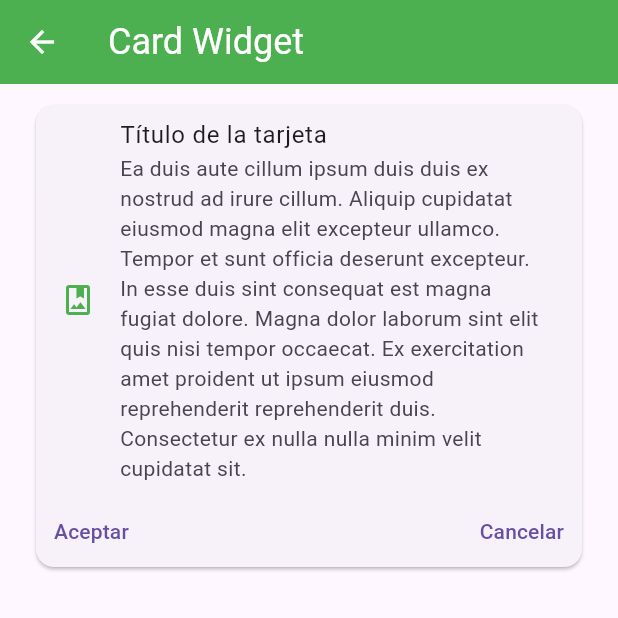
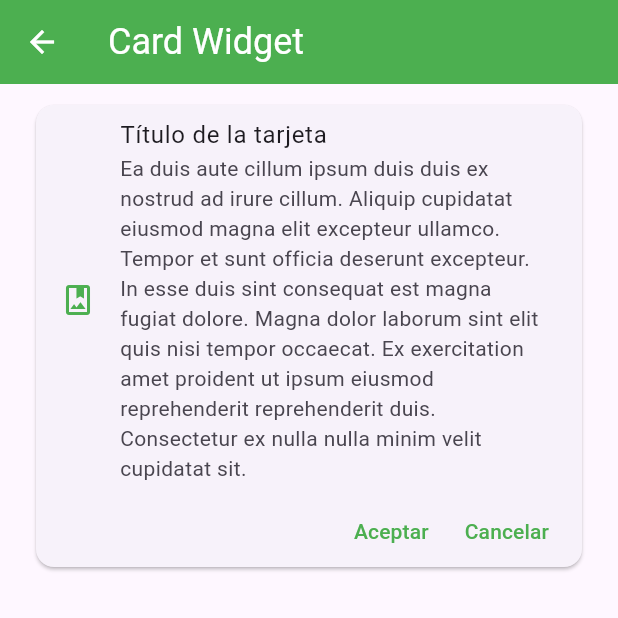
Before and after one commit to htam704/flutter_application_3, a Flutter app: the CardScreen screen opened by its route, on a phone screen of 412 x 824 dp, the top half of it. Run offline on Flutter 3.47's test engine with Material 3 defaults, Android fonts, the phone set to English and light mode, and no system bars.

Commit message:
creacion_textButtonTheme

```diff
--- a/lib/theme/app_theme.dart
+++ b/lib/theme/app_theme.dart
@@ -1,7 +1,6 @@
 import 'package:flutter/material.dart';
 
 class AppTheme {
-
   static const Color primary = Colors.green;
 
   static final ThemeData lightTheme = ThemeData.light().copyWith(
@@ -12,12 +11,13 @@ class AppTheme {
     // AppBar Theme
     appBarTheme: const AppBarTheme(
         color: primary,
-          titleTextStyle: TextStyle( color: Colors.white, fontSize: 24),
-          iconTheme: IconThemeData(color: Colors.white)
-        ),
+        titleTextStyle: TextStyle(color: Colors.white, fontSize: 24),
+        iconTheme: IconThemeData(color: Colors.white)),
     listTileTheme: const ListTileThemeData(
       iconColor: primary,
+    ),
+    textButtonTheme: TextButtonThemeData(
+      style: TextButton.styleFrom(foregroundColor: primary),
     )
-
     );
 }
--- a/lib/widgets/custom_card_tipo_1.dart
+++ b/lib/widgets/custom_card_tipo_1.dart
@@ -18,10 +18,14 @@ class CustomCardTipo1 extends StatelessWidget {
                 'Ea duis aute cillum ipsum duis duis ex nostrud ad irure cillum. Aliquip cupidatat eiusmod magna elit excepteur ullamco. Tempor et sunt officia deserunt excepteur. In esse duis sint consequat est magna fugiat dolore. Magna dolor laborum sint elit quis nisi tempor occaecat. Ex exercitation amet proident ut ipsum eiusmod reprehenderit reprehenderit duis. Consectetur ex nulla nulla minim velit cupidatat sit.'),
           ),
           Row(
-            mainAxisAlignment: MainAxisAlignment.spaceBetween,
+            mainAxisAlignment: MainAxisAlignment.end,
             children: [
               TextButton(onPressed: () {}, child: const Text('Aceptar')),
-              TextButton(onPressed: () {}, child: const Text('Cancelar'))
+              Padding(
+                padding: const EdgeInsets.only(right: 10.0),
+                child:
+                    TextButton(onPressed: () {}, child: const Text('Cancelar')),
+              )
             ],
           )
         ],
```
Lines whose indentation alone changed are shown as unchanged.
